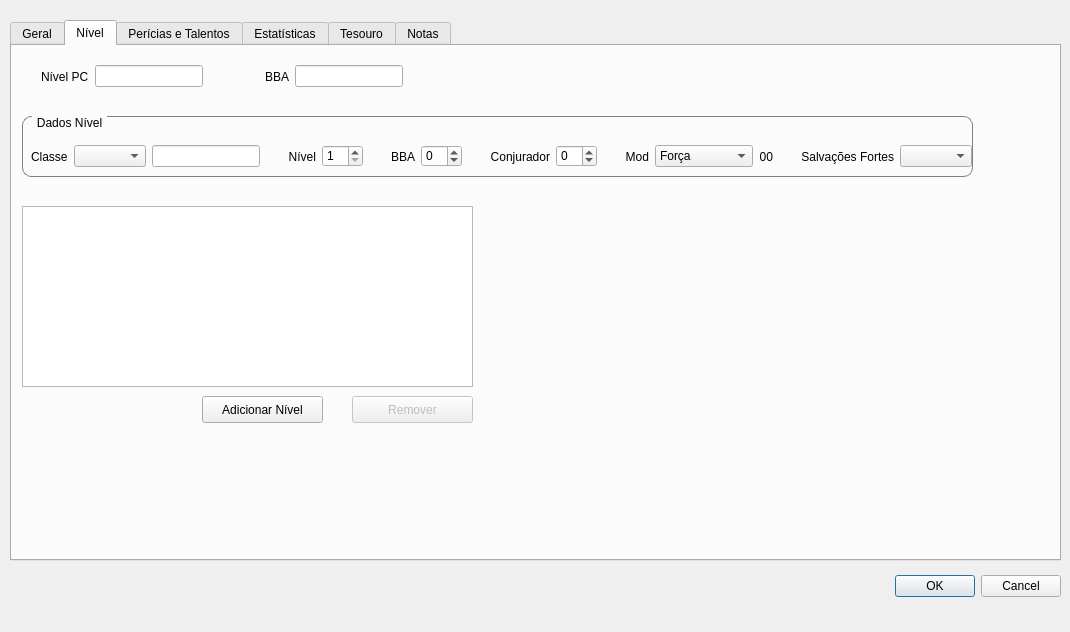
matferib/tabuleiro-virtual, file ifg/qt/ui/entidade.ui: the form before one commit.
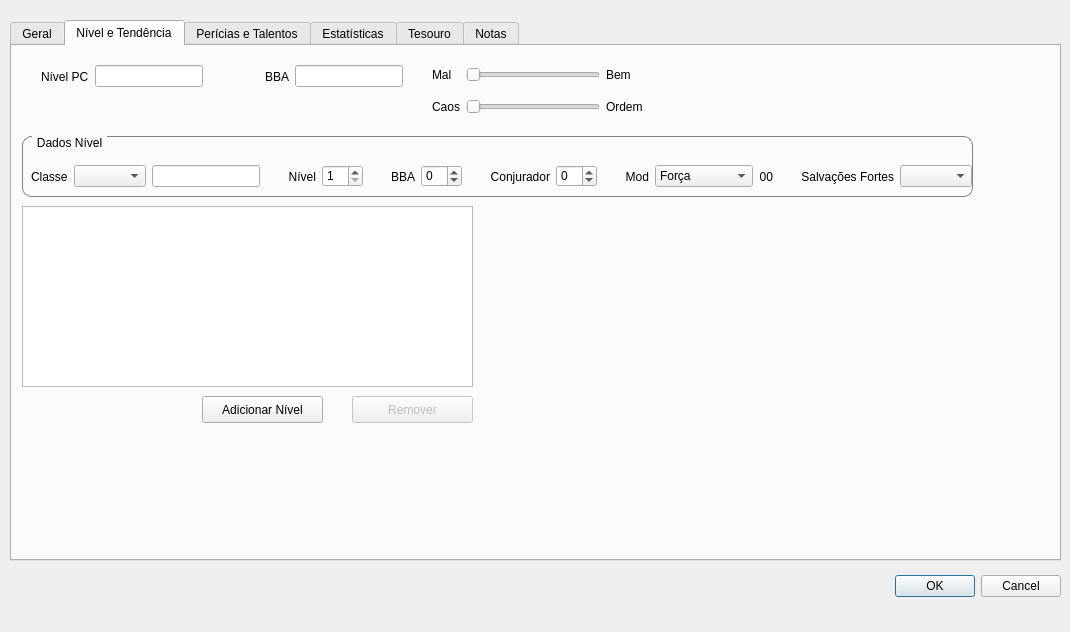
The form after the commit. The open tabs and pages were chosen to show the change.

Diff of the .ui file:
```diff
--- a/ifg/qt/ui/entidade.ui
+++ b/ifg/qt/ui/entidade.ui
@@ -1125,7 +1125,7 @@
    </widget>
    <widget class="QWidget" name="tab_nivel">
     <attribute name="title">
-     <string>Nível</string>
+     <string>Nível e Tendência</string>
     </attribute>
     <widget class="QWidget" name="horizontalLayoutWidget_5">
      <property name="geometry">
@@ -1231,7 +1231,7 @@
      <property name="geometry">
       <rect>
        <x>10</x>
-       <y>70</y>
+       <y>90</y>
        <width>951</width>
        <height>61</height>
       </rect>
@@ -1479,6 +1479,66 @@
       </layout>
      </widget>
     </widget>
+    <widget class="QWidget" name="gridLayoutWidget_6">
+     <property name="geometry">
+      <rect>
+       <x>420</x>
+       <y>10</y>
+       <width>211</width>
+       <height>71</height>
+      </rect>
+     </property>
+     <layout class="QGridLayout" name="gridLayout_6">
+      <item row="0" column="0">
+       <widget class="QLabel" name="label_75">
+        <property name="text">
+         <string>Mal</string>
+        </property>
+       </widget>
+      </item>
+      <item row="1" column="1">
+       <widget class="QSlider" name="slider_ordem_caos">
+        <property name="maximum">
+         <number>8</number>
+        </property>
+        <property name="orientation">
+         <enum>Qt::Horizontal</enum>
+        </property>
+       </widget>
+      </item>
+      <item row="0" column="1">
+       <widget class="QSlider" name="slider_bem_mal">
+        <property name="maximum">
+         <number>8</number>
+        </property>
+        <property name="orientation">
+         <enum>Qt::Horizontal</enum>
+        </property>
+       </widget>
+      </item>
+      <item row="1" column="0">
+       <widget class="QLabel" name="label_76">
+        <property name="text">
+         <string>Caos</string>
+        </property>
+       </widget>
+      </item>
+      <item row="1" column="2">
+       <widget class="QLabel" name="label_77">
+        <property name="text">
+         <string>Ordem</string>
+        </property>
+       </widget>
+      </item>
+      <item row="0" column="2">
+       <widget class="QLabel" name="label_78">
+        <property name="text">
+         <string>Bem</string>
+        </property>
+       </widget>
+      </item>
+     </layout>
+    </widget>
    </widget>
    <widget class="QWidget" name="tab_3">
     <attribute name="title">
```
